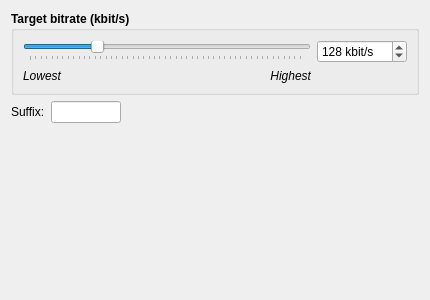
Before: the Qt Designer form widgets/opusencwidgetUI.ui in KDE/audex, drawn with Qt 5.
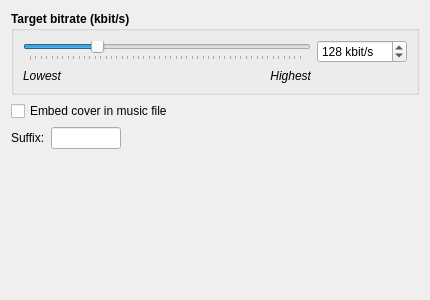
After: the same form once the commit is applied.

Commit message: Add embed cover function for FAAC and Opus

What changed in the file:
```diff
--- a/widgets/opusencwidgetUI.ui
+++ b/widgets/opusencwidgetUI.ui
@@ -17,7 +17,7 @@
    </size>
   </property>
   <layout class="QGridLayout" name="gridLayout_2">
-   <item row="1" column="0">
+   <item row="2" column="0">
     <layout class="QHBoxLayout" name="horizontalLayout">
      <item>
       <widget class="QLabel" name="label_suffix">
@@ -63,7 +63,14 @@
      </item>
     </layout>
    </item>
-   <item row="2" column="0">
+   <item row="1" column="0">
+    <widget class="QCheckBox" name="checkBox_embedcover">
+     <property name="text">
+      <string>Embed cover in music file</string>
+     </property>
+    </widget>
+   </item>
+   <item row="3" column="0">
     <spacer name="verticalSpacer">
      <property name="orientation">
       <enum>Qt::Vertical</enum>
```
The commit also changes 6 other files.
